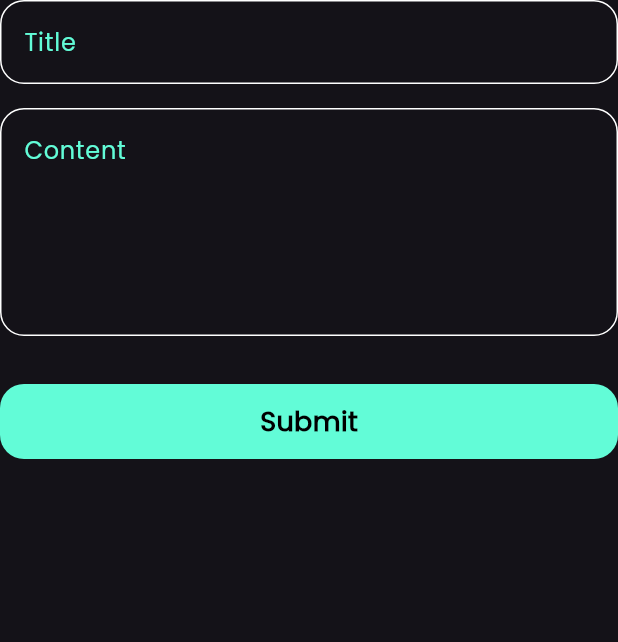
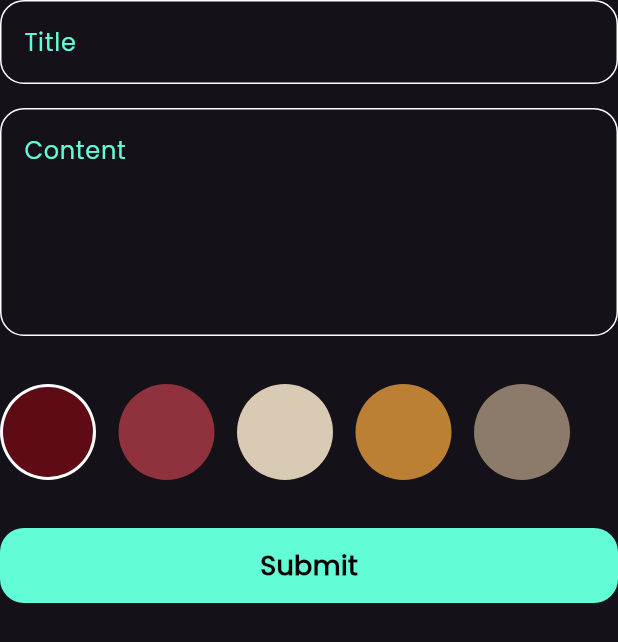
Before and after one commit to Afwra/flutter_notes_app_tharwat_samy, a Flutter app: the AddNoteForm widget shown alone on an empty page, opened directly, on a phone screen of 412 x 824 dp. Shown: the top 642 px of the screen. Run offline on Flutter 3.47's test engine with Material 3 defaults, Android fonts, the phone set to English and light mode, and no system bars; our stand-ins replace bloc, flutter_bloc, font_awesome_flutter, hive, hive_flutter; accounts and stored records are empty.

Commit message:
added color list to both add note and edit note

```diff
--- a/lib/constants.dart
+++ b/lib/constants.dart
@@ -2,3 +2,10 @@ import 'package:flutter/material.dart';
 
 const kPrimaryColor = Color(0xff62fcd7);
 const kNotesBox = 'notes_box';
+const List<Color> kColors = [
+  Color(0xff5E0B15),
+  Color(0xff90323D),
+  Color(0xffD9CAB3),
+  Color(0xffBC8034),
+  Color(0xff8C7A6B)
+];
--- a/lib/cubits/add_note_cubit/add_note_cubit.dart
+++ b/lib/cubits/add_note_cubit/add_note_cubit.dart
@@ -9,9 +9,12 @@ part 'add_note_state.dart';
 class AddNoteCubit extends Cubit<AddNoteState> {
   AddNoteCubit() : super(AddNoteInitial());
 
-  Future<void> addNote(NoteModel note) async {
+  Color? color = const Color(0xff5E0B15);
+
+  void addNote(NoteModel note) async {
     emit(AddNoteLoading());
     try {
+      note.color = color!.value;
       Box notesBox = Hive.box<NoteModel>(kNotesBox);
       await notesBox.add(note);
       emit(AddNoteSuccess());
--- a/lib/widgets/add_note_form.dart
+++ b/lib/widgets/add_note_form.dart
@@ -2,6 +2,7 @@ import 'package:flutter/material.dart';
 import 'package:flutter_bloc/flutter_bloc.dart';
 import 'package:notes_app/cubits/add_note_cubit/add_note_cubit.dart';
 import 'package:notes_app/models/note_model.dart';
+import 'package:notes_app/widgets/colors_list_view.dart';
 import 'package:notes_app/widgets/custom_button.dart';
 import 'package:notes_app/widgets/custom_text_field.dart';
 
@@ -45,6 +46,10 @@ class _AddNoteFormState extends State<AddNoteForm> {
           const SizedBox(
             height: 32,
           ),
+          const ColorsListView(),
+          const SizedBox(
+            height: 32,
+          ),
           BlocBuilder<AddNoteCubit, AddNoteState>(
             builder: (context, state) {
               return CustomButton(
--- /dev/null
+++ b/lib/widgets/colors_list_view.dart
@@ -0,0 +1,63 @@
+import 'package:flutter/material.dart';
+import 'package:flutter_bloc/flutter_bloc.dart';
+import 'package:notes_app/constants.dart';
+import 'package:notes_app/cubits/add_note_cubit/add_note_cubit.dart';
+
+class ColorItem extends StatelessWidget {
+  const ColorItem(
+      {super.key, required this.isActive, required this.backGroundColor});
+  final bool isActive;
+  final Color backGroundColor;
+  @override
+  Widget build(BuildContext context) {
+    return Padding(
+      padding: const EdgeInsets.only(right: 15.0),
+      child: isActive
+          ? CircleAvatar(
+              radius: 32,
+              backgroundColor: Colors.white,
+              child: CircleAvatar(
+                backgroundColor: backGroundColor,
+                radius: 30,
+              ),
+            )
+          : CircleAvatar(
+              backgroundColor: backGroundColor,
+              radius: 32,
+            ),
+    );
+  }
+}
+
+class ColorsListView extends StatefulWidget {
+  const ColorsListView({super.key});
+
+  @override
+  State<ColorsListView> createState() => _ColorsListViewState();
+}
+
+class _ColorsListViewState extends State<ColorsListView> {
+  int currIndex = 0;
+
+  @override
+  Widget build(BuildContext context) {
+    return SizedBox(
+      height: 32 * 2,
+      child: ListView.builder(
+        itemBuilder: (context, index) => GestureDetector(
+          onTap: () {
+            currIndex = index;
+            BlocProvider.of<AddNoteCubit>(context).color = kColors[index];
+            setState(() {});
+          },
+          child: ColorItem(
+            isActive: currIndex == index,
+            backGroundColor: kColors[index],
+          ),
+        ),
+        itemCount: kColors.length,
+        scrollDirection: Axis.horizontal,
+      ),
+    );
+  }
+}
```
Also changed, not shown: lib/widgets/edit_note_color_list.dart (added, +37 -0 lines), lib/widgets/edit_note_view_body.dart (+7 -0 lines).
